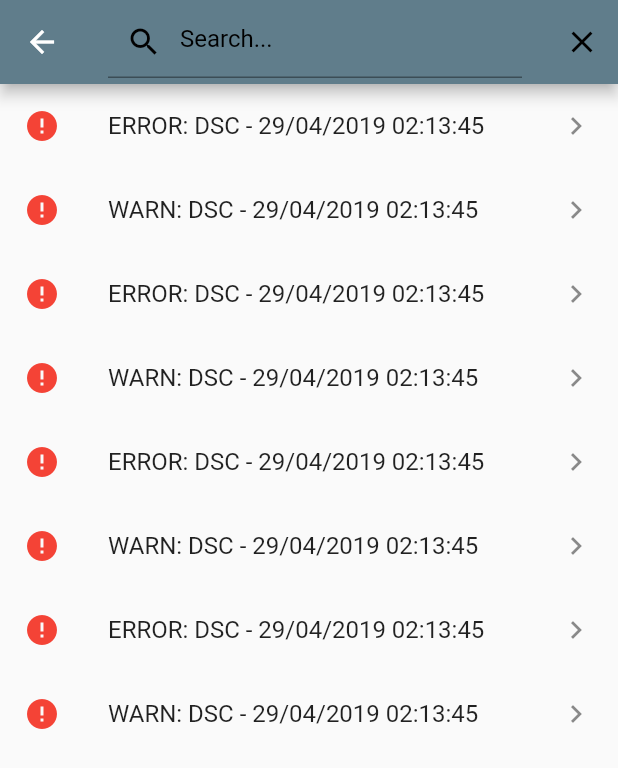
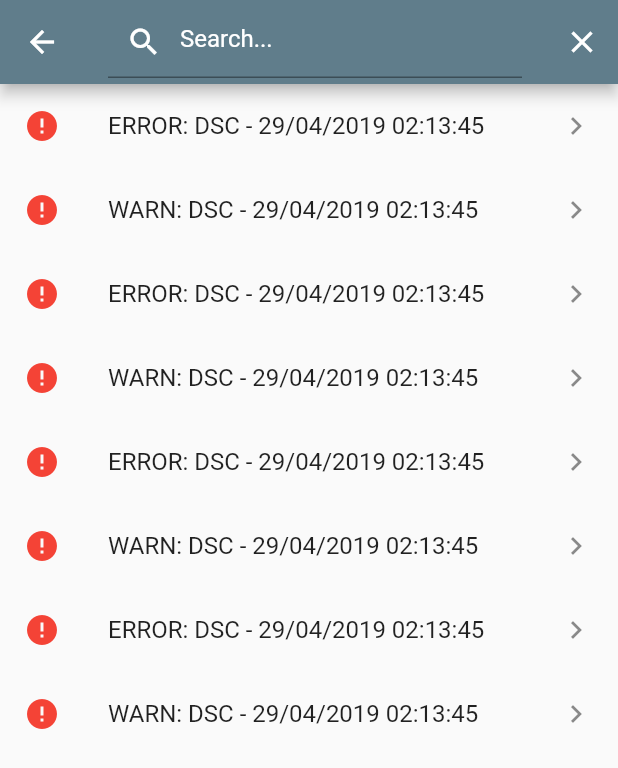
Before and after one commit to michellhornung/monitor, a Flutter app: the Alarms screen opened by its route, after a tap on the "search" icon, on a phone screen of 412 x 824 dp. Shown: the top 768 px of the screen. Run offline on Flutter 3.47's test engine with Material 2 defaults, Android fonts, the phone set to English and light mode, and no system bars; our stand-ins replace font_awesome_flutter.

Commit message:
Label colors adjust.

```diff
--- a/lib/pages/Alarms.dart
+++ b/lib/pages/Alarms.dart
@@ -9,11 +9,11 @@ class Alarms extends StatefulWidget {
 class _AlarmsState extends State<Alarms> {
   Widget appBarTitle = new Text(
     "ALARMES",
-    style: new TextStyle(color: Colors.black),
+    style: new TextStyle(color: Colors.white),
   );
   Icon icon = new Icon(
     Icons.search,
-    color: Colors.black,
+    color: Colors.white,
   );
   final globalKey = new GlobalKey<ScaffoldState>();
   final TextEditingController _controller = new TextEditingController();
@@ -127,17 +127,17 @@ class _AlarmsState extends State<Alarms> {
             if (this.icon.icon == Icons.search) {
               this.icon = new Icon(
                 Icons.close,
-                color: Colors.black,
+                color: Colors.white,
               );
               this.appBarTitle = new TextField(
                 controller: _controller,
                 style: new TextStyle(
-                  color: Colors.black,
+                  color: Colors.white,
                 ),
                 decoration: new InputDecoration(
-                    prefixIcon: new Icon(Icons.search, color: Colors.black),
+                    prefixIcon: new Icon(Icons.search, color: Colors.white),
                     hintText: "Search...",
-                    hintStyle: new TextStyle(color: Colors.black)),
+                    hintStyle: new TextStyle(color: Colors.white)),
                 onChanged: searchOperation,
               );
               _handleSearchStart();
@@ -160,11 +160,11 @@ class _AlarmsState extends State<Alarms> {
     setState(() {
       this.icon = new Icon(
         Icons.search,
-        color: Colors.black,
+        color: Colors.white,
       );
       this.appBarTitle = new Text(
         "ALARMES",
-        style: new TextStyle(color: Colors.black),
+        style: new TextStyle(color: Colors.white),
       );
       _isSearching = false;
       _controller.clear();
```
